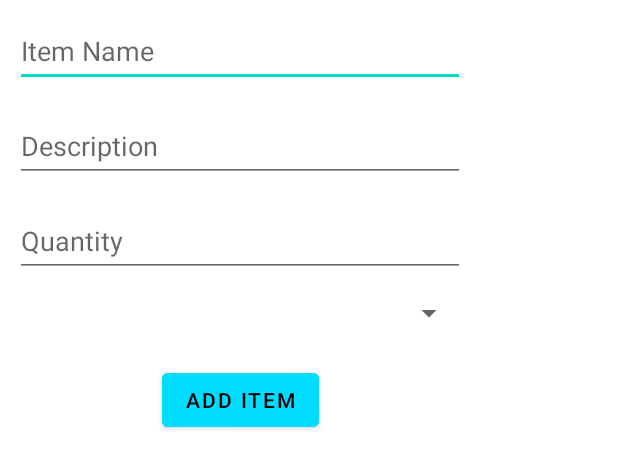
After one commit to masterweax12/kodego_inventorymanagement_app, an Android app: the layout add_dialog.xml on its own in the app's theme, with its tools: preview values and no code run, on a phone screen of 412 x 824 dp. The commit adds this screen. Shown: the top 468 px of the screen. Run offline under Robolectric (Android 15) with nearby library versions, the phone set to English and light mode, and no system bars.

Commit message:
Successfully Added Dialog and Functions

```diff
--- a/app/src/main/java/com/kodego/inventorymanagement/app/juntilla/ProductAdapter.kt
+++ b/app/src/main/java/com/kodego/inventorymanagement/app/juntilla/ProductAdapter.kt
@@ -5,10 +5,11 @@ import android.view.ViewGroup
 import androidx.recyclerview.widget.RecyclerView
 import com.kodego.inventorymanagement.app.juntilla.databinding.RowItemBinding
 
-class ProductAdapter(val products:List<Products>):RecyclerView.Adapter<ProductAdapter.ProductViewHolder>() {
+class ProductAdapter(val products:MutableList<Products>):RecyclerView.Adapter<ProductAdapter.ProductViewHolder>() {
 
     var onItemClick : ((Products) -> Unit)? = null
     var onUpdateButtonClick : ((Products, Int) -> Unit)? = null
+    var onDeleteButtonClick : ((Products, Int) -> Unit)? = null
 
     inner class ProductViewHolder(val binding:RowItemBinding):RecyclerView.ViewHolder(binding.root)
 
@@ -27,6 +28,9 @@ class ProductAdapter(val products:List<Products>):RecyclerView.Adapter<ProductAd
             imgBtnUpdate.setOnClickListener(){
                 onUpdateButtonClick?.invoke(products[position],position)
             }
+            imgBtnDelete.setOnClickListener(){
+                onDeleteButtonClick?.invoke(products[position], position)
+            }
         }
         holder.itemView.setOnClickListener(){
             onItemClick?.invoke(products[position])
--- a/app/src/main/java/com/kodego/inventorymanagement/app/juntilla/ProductDetailActivity.kt
+++ b/app/src/main/java/com/kodego/inventorymanagement/app/juntilla/ProductDetailActivity.kt
@@ -15,10 +15,12 @@ class ProductDetailActivity : AppCompatActivity() {
         var itemName:String? = intent.getStringExtra("itemName")
         var itemDescription:String? = intent.getStringExtra("itemDescription")
         var imageItem:Int = intent.getIntExtra("itemImage", 0)
+        var quantity:Int = intent.getIntExtra("quantity", 0)
 
         binding.imgItem2.setImageResource(imageItem)
         binding.txtItemName2.text = itemName
         binding.txtDescription2.text = itemDescription
+        binding.txtQuantity.text = quantity.toString()
 
     }
 }
--- /dev/null
+++ b/app/src/main/res/layout/add_dialog.xml
@@ -0,0 +1,68 @@
+<?xml version="1.0" encoding="utf-8"?>
+<androidx.constraintlayout.widget.ConstraintLayout xmlns:android="http://schemas.android.com/apk/res/android"
+    xmlns:app="http://schemas.android.com/apk/res-auto"
+    xmlns:tools="http://schemas.android.com/tools"
+    android:layout_width="wrap_content"
+    android:layout_height="wrap_content"
+    android:padding="10dp">
+
+    <EditText
+        android:id="@+id/etAddDialogName"
+        android:layout_width="300dp"
+        android:layout_height="wrap_content"
+        android:ems="10"
+        android:hint="Item Name"
+        android:inputType="textPersonName"
+        android:minHeight="48dp"
+        app:layout_constraintEnd_toEndOf="parent"
+        app:layout_constraintStart_toStartOf="parent"
+        app:layout_constraintTop_toTopOf="parent" />
+
+    <EditText
+        android:id="@+id/etAddDialogDescription"
+        android:layout_width="300dp"
+        android:layout_height="wrap_content"
+        android:layout_marginTop="15dp"
+        android:ems="10"
+        android:hint="Description"
+        android:inputType="textPersonName"
+        android:minHeight="48dp"
+        app:layout_constraintEnd_toEndOf="parent"
+        app:layout_constraintStart_toStartOf="parent"
+        app:layout_constraintTop_toBottomOf="@+id/etAddDialogName" />
+
+    <EditText
+        android:id="@+id/etDialogQuantity"
+        android:layout_width="300dp"
+        android:layout_height="wrap_content"
+        android:layout_marginTop="15dp"
+        android:ems="10"
+        android:hint="Quantity"
+        android:inputType="number"
+        android:minHeight="48dp"
+        app:layout_constraintEnd_toEndOf="parent"
+        app:layout_constraintStart_toStartOf="parent"
+        app:layout_constraintTop_toBottomOf="@+id/etAddDialogDescription" />
+
+    <Spinner
+        android:id="@+id/spnImage"
+        android:layout_width="300dp"
+        android:layout_height="48dp"
+        app:layout_constraintEnd_toEndOf="@+id/etDialogQuantity"
+        app:layout_constraintHorizontal_bias="0.0"
+        app:layout_constraintStart_toStartOf="@+id/etDialogQuantity"
+        app:layout_constraintTop_toBottomOf="@+id/etDialogQuantity"
+        tools:ignore="SpeakableTextPresentCheck" />
+
+    <Button
+        android:id="@+id/btnAdd"
+        android:layout_width="wrap_content"
+        android:layout_height="wrap_content"
+        android:layout_marginTop="10dp"
+        android:backgroundTint="@android:color/holo_blue_bright"
+        android:text="Add Item"
+        android:textColor="@color/black"
+        app:layout_constraintEnd_toEndOf="parent"
+        app:layout_constraintStart_toStartOf="parent"
+        app:layout_constraintTop_toBottomOf="@+id/spnImage" />
+</androidx.constraintlayout.widget.ConstraintLayout>
--- a/app/src/main/res/layout/quantity_dialog.xml
+++ b/app/src/main/res/layout/quantity_dialog.xml
@@ -19,7 +19,7 @@
         app:layout_constraintTop_toTopOf="parent" />
 
     <Button
-        android:id="@+id/etQtyUpdateDialog"
+        android:id="@+id/btnQtyUpdateDialog"
         android:layout_width="wrap_content"
         android:layout_height="wrap_content"
         android:layout_marginTop="10dp"
```
Also changed, not shown: app/src/main/java/com/kodego/inventorymanagement/app/juntilla/HomeActivity.kt (+73 -2 lines), app/src/main/res/layout/activity_home_screen.xml (+13 -1 lines), app/src/main/res/layout/activity_product_detail.xml (+12 -0 lines), app/src/main/res/layout/textview.xml (added, +8 -0 lines).
